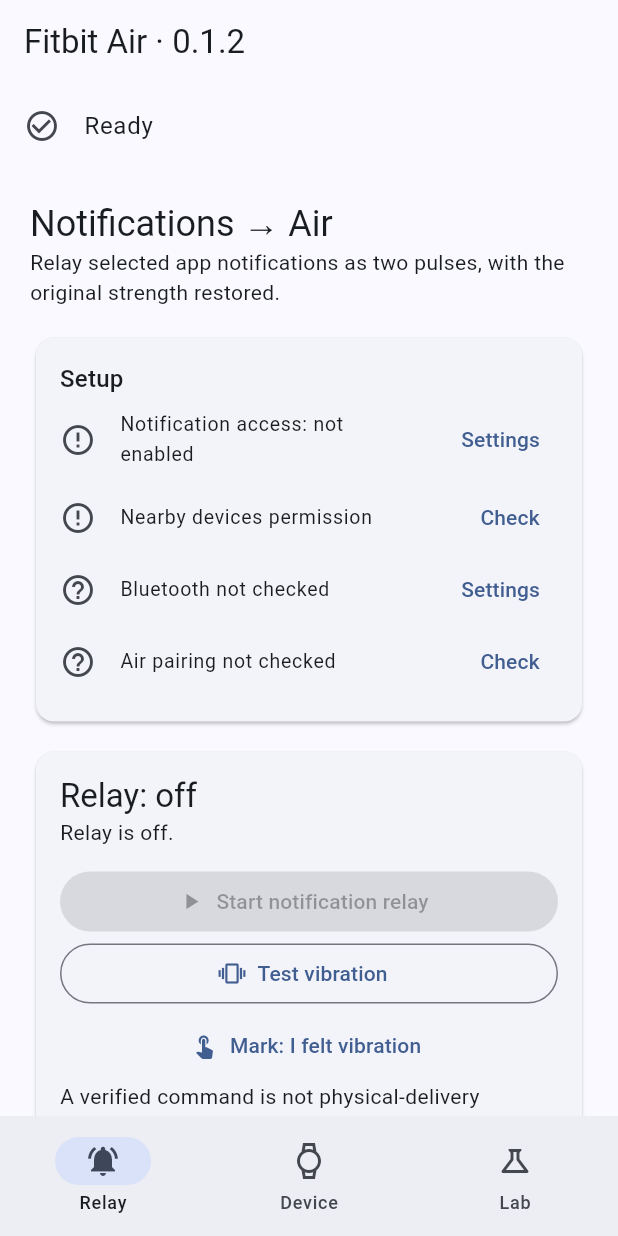
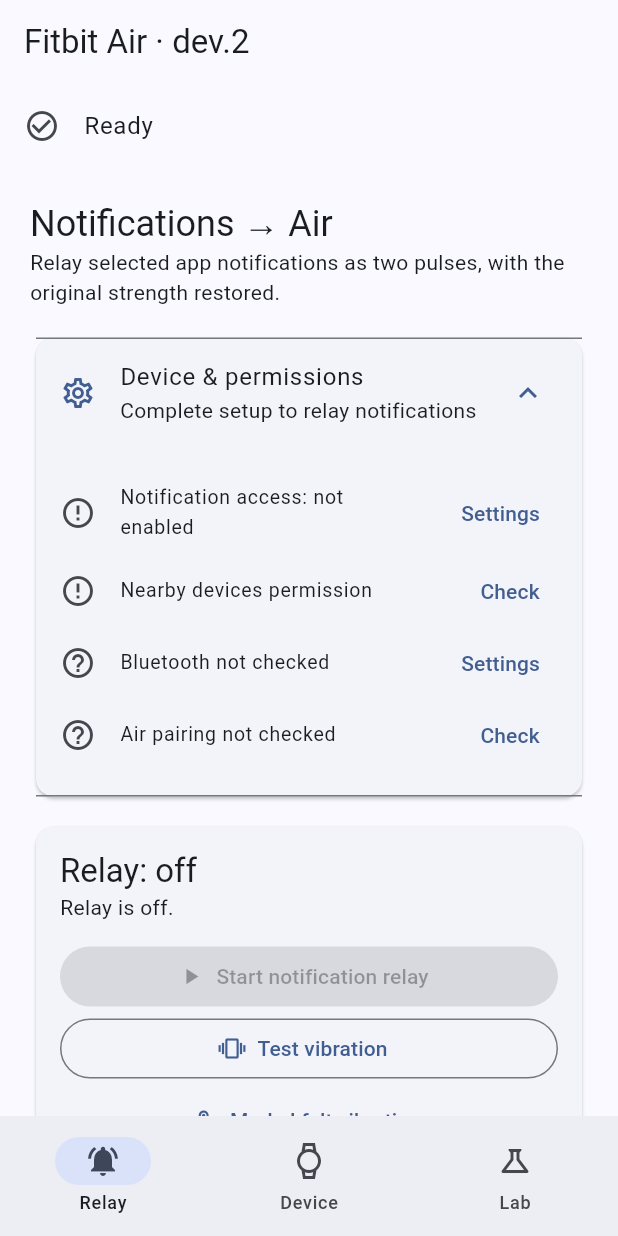
Before and after one commit to Kazuma96550/fitbit-air, a Flutter app: the screen it shows after launch, on a phone screen of 412 x 824 dp. Run offline on Flutter 3.47's test engine with Material 3 defaults, Android fonts, the phone set to English and light mode, and no system bars; our stand-ins replace clock.

Commit message:
Fix empty chat capture and simplify WhatsApp setup

```diff
--- a/example/lib/demo/relay_panel.dart
+++ b/example/lib/demo/relay_panel.dart
@@ -3,6 +3,7 @@
 import 'package:flutter/material.dart';
 
 import 'demo_controller.dart';
+import 'conversation_picker.dart';
 
 class RelayPanel extends StatelessWidget {
   const RelayPanel({
@@ -22,6 +23,7 @@
     bool? complete, {
     VoidCallback? action,
     String? actionLabel,
+    String? actionKey,
   }) => ListTile(
     dense: true,
     contentPadding: EdgeInsets.zero,
@@ -36,7 +38,11 @@
     title: Text(label),
     trailing: action == null
         ? null
-        : TextButton(onPressed: action, child: Text(actionLabel ?? 'Set up')),
+        : TextButton(
+            key: actionKey == null ? null : ValueKey(actionKey),
+            onPressed: action,
+            child: Text(actionLabel ?? 'Set up'),
+          ),
   );
 
   @override
@@ -56,16 +62,40 @@
         ),
         const SizedBox(height: 16),
         Card(
-          child: Padding(
+          child: ExpansionTile(
+            key: ValueKey(
+              'relay-setup-${!state.access || !state.listenerConnected || state.bluetoothEnabled == false}',
+            ),
+            initiallyExpanded:
+                !state.access ||
+                !state.listenerConnected ||
+                state.bluetoothEnabled == false,
+            leading: Icon(
+              state.access &&
+                      state.listenerConnected &&
+                      state.bluetoothEnabled == true
+                  ? Icons.check_circle_outline
+                  : Icons.settings_outlined,
+            ),
+            title: const Text('Device & permissions'),
+            subtitle: Text(
+              state.access &&
+                      state.listenerConnected &&
+                      state.bluetoothEnabled == true
+                  ? 'Notification access connected · Bluetooth on'
+                  : 'Complete setup to relay notifications',
+            ),
+            children: [
+              Padding(
                 padding: const EdgeInsets.all(16),
                 child: Column(
                   crossAxisAlignment: CrossAxisAlignment.stretch,
                   children: [
-                Text('Setup', style: Theme.of(context).textTheme.titleMedium),
                     _check(
                       'Notification access: ${state.access ? (state.listenerConnected ? "connected" : "connecting") : "not enabled"}',
                       state.access && state.listenerConnected,
                       action: () => perform(state.openAccessSettings),
+                      actionKey: 'notification-access-settings',
                       actionLabel: 'Settings',
                     ),
                     _check(
@@ -98,6 +128,8 @@
                     ),
                   ],
                 ),
+              ),
+            ],
           ),
         ),
         const SizedBox(height: 12),
@@ -187,6 +219,8 @@
           ),
         ),
         const SizedBox(height: 12),
+        ConversationPicker(controller: state, perform: perform),
+        const SizedBox(height: 12),
         Card(
           child: ExpansionTile(
             key: const ValueKey('app-picker'),
@@ -256,7 +290,6 @@
           ),
         ),
         const SizedBox(height: 12),
-        _conversations(context),
         const SizedBox(height: 16),
         Text('Recent activity', style: Theme.of(context).textTheme.titleLarge),
         const Text(
@@ -289,109 +322,6 @@
           ],
         ),
       ],
-    );
-  }
-
-  Widget _conversations(BuildContext context) {
-    final state = controller;
-    final blocked = state.relayRunning || state.changingRelay;
-    final allowedIds = state.allowedConversations
-        .map((item) => item['id'])
-        .toSet();
-    final chats = [
-      ...state.allowedConversations,
-      ...state.conversationCandidates.where(
-        (item) => !allowedIds.contains(item['id']),
-      ),
-    ];
-    void configure(String method, [Object? arguments]) =>
-        perform(() => state.configureConversations(method, arguments));
-    return Card(
-      child: ExpansionTile(
-        key: const ValueKey('conversation-picker'),
-        title: const Text('WhatsApp conversations'),
-        subtitle: Text(
-          state.restrictedConversations
-              ? 'Only selected chats · ${allowedIds.length} selected'
-              : 'All chats in selected WhatsApp apps',
-        ),
-        childrenPadding: const EdgeInsets.all(12),
-        children: [
-          const Text(
-            'For one person, select their direct chat. Selecting a group allows everyone in that group. Applies to WhatsApp and WhatsApp Business; other selected apps stay unchanged.',
-          ),
-          SwitchListTile(
-            key: const ValueKey('restrict-conversations'),
-            title: const Text('Only selected WhatsApp chats'),
-            value: state.restrictedConversations,
-            onChanged: blocked
-                ? null
-                : (value) =>
-                      configure('restrictConversations', {'enabled': value}),
-          ),
-          if (state.restrictedConversations && allowedIds.isEmpty)
-            const Text(
-              'No WhatsApp chats allowed. Capture a notification and select a chat below.',
-            ),
-          if (blocked)
-            const Text('Stop the relay to capture or change conversations.'),
-          const Text(
-            'Capture reads conversation names and IDs locally for 60 seconds, without vibrating. Have someone send a fresh notification while their chat is closed. Message text is never read. Names and IDs are excluded from reports.',
-          ),
-          OutlinedButton(
-            key: const ValueKey('capture-conversations'),
-            onPressed: blocked || (!state.access || !state.listenerConnected)
-                ? null
-                : () => configure('captureConversations', {
-                    'enabled': state.captureRemainingMillis == 0,
-                  }),
-            child: Text(
-              state.captureRemainingMillis > 0
-                  ? 'Stop capture (${(state.captureRemainingMillis / 1000).ceil()} s)'
-                  : 'Capture chats for 60 seconds',
-            ),
-          ),
-          if (state.unsupportedConversations > 0)
-            const Text(
-              'A WhatsApp notification had no conversation ID. It cannot be selected or allowed in restricted mode.',
-            ),
-          const Text(
-            'Names are labels only; matching requires Android’s conversation ID. If WhatsApp omits or changes that ID, capture again. Restricted mode skips unidentified chats. Saved selections stay on this device until removed or app data is cleared.',
-          ),
-          if (chats.isNotEmpty)
-            SizedBox(
-              height: 220,
-              child: ListView.builder(
-                key: const ValueKey('conversation-list'),
-                itemCount: chats.length,
-                itemBuilder: (context, index) {
-                  final chat = chats[index];
-                  final id = chat['id']! as String;
-                  final selected = allowedIds.contains(id);
-                  return CheckboxListTile(
-                    key: ValueKey('conversation-$id'),
-                    title: Text(chat['label']! as String),
-                    subtitle: Text(
-                      '${chat['packageName'] == 'com.whatsapp.w4b' ? 'WhatsApp Business' : 'WhatsApp'} · ID …${id.substring(id.length - 6)}',
-                    ),
-                    value: selected,
-                    onChanged: blocked
-                        ? null
-                        : (value) => configure('selectConversation', {
-                            'id': id,
-                            'enabled': value,
-                          }),
-                  );
-                },
-              ),
-            ),
-          TextButton(
-            key: const ValueKey('clear-conversations'),
-            onPressed: blocked ? null : () => configure('clearConversations'),
-            child: const Text('Forget all selected and captured chats'),
-          ),
-        ],
-      ),
     );
   }
 
--- a/example/lib/main.dart
+++ b/example/lib/main.dart
@@ -971,7 +971,7 @@
 
   @override
   Widget build(BuildContext context) => Scaffold(
-    appBar: AppBar(title: const Text('Fitbit Air · 0.1.2')),
+    appBar: AppBar(title: const Text('Fitbit Air · dev.2')),
     body: Center(
       child: ConstrainedBox(
         constraints: const BoxConstraints(maxWidth: 640),
--- a/example/pubspec.yaml
+++ b/example/pubspec.yaml
@@ -1,5 +1,5 @@
 name: fitbit_air_example
-version: 0.1.3-dev.1+3
+version: 0.1.3-dev.2+4
 description: "Demonstrates how to use the fitbit_air plugin."
 # The following line prevents the package from being accidentally published to
 # pub.dev using `flutter pub publish`. This is preferred for private packages.
```
Also changed, not shown: example/lib/demo/conversation_picker.dart (added, +281 -0 lines), example/lib/demo/demo_controller.dart (+19 -1 lines), 10 other files. Lines whose indentation alone changed are shown as unchanged.
